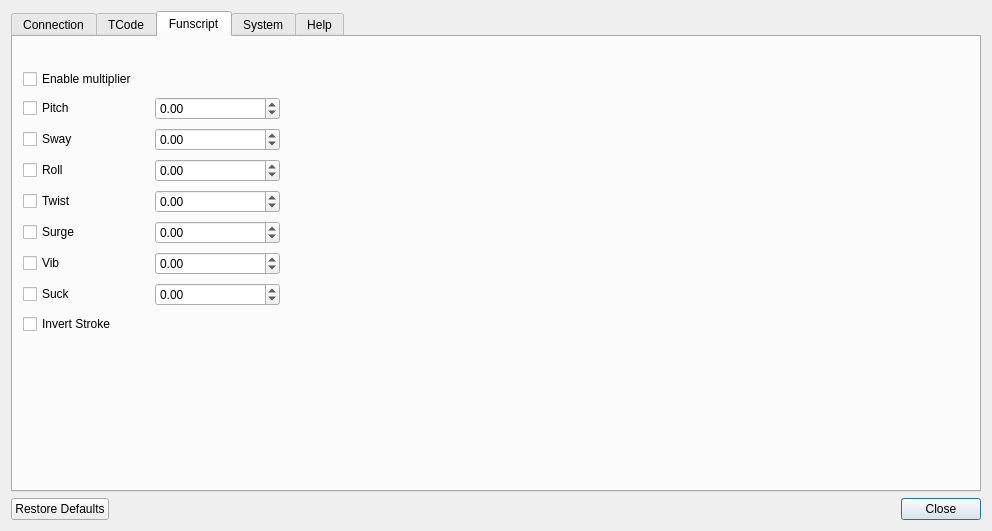
Above: src/settings.ui from jcfain/XTPlayer before the change. Below: the same form after it.
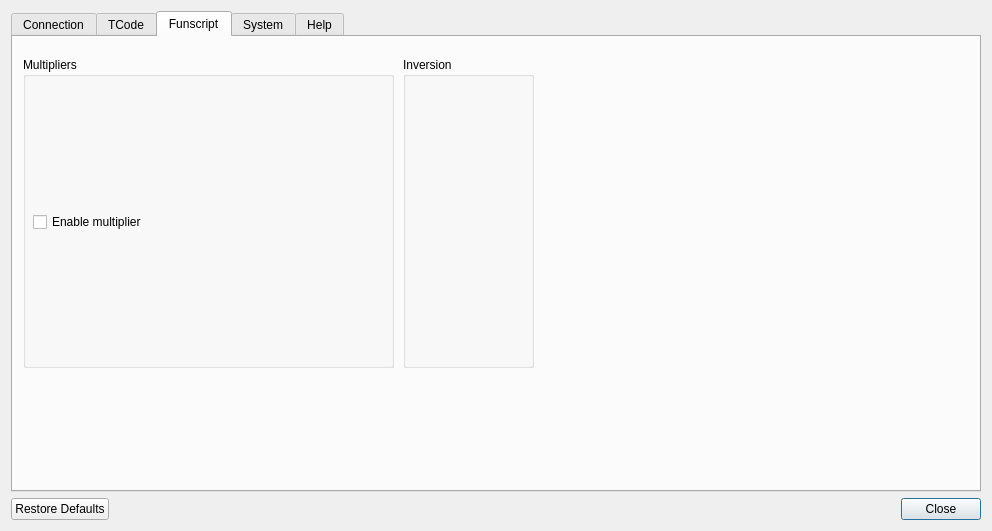
That is the form after the change. The open tabs and pages were chosen to show the change. Icons and pictures are not drawn.

Commit message: Made type/dimenension selection in channel table comboboxes. Added speed modifier to multipliers. Added inversion to other axis MFS scripts. (need to test tired)

```diff
--- a/src/settings.ui
+++ b/src/settings.ui
@@ -37,7 +37,7 @@
      </property>
     </widget>
    </item>
-   <item row="0" column="1">
+   <item row="1" column="1">
     <widget class="QTabWidget" name="settingsTabWidget">
      <property name="currentIndex">
       <number>0</number>
@@ -284,171 +284,64 @@
       <attribute name="title">
        <string>Funscript</string>
       </attribute>
-      <widget class="QWidget" name="gridLayoutWidget">
+      <widget class="QGroupBox" name="groupBox">
        <property name="geometry">
         <rect>
          <x>10</x>
-         <y>30</y>
-         <width>257</width>
-         <height>278</height>
+         <y>20</y>
+         <width>371</width>
+         <height>311</height>
         </rect>
        </property>
-       <layout class="QGridLayout" name="FunscriptSettingsGrid">
-        <item row="5" column="1">
-         <widget class="QCheckBox" name="twistMultiplierCheckBox">
-          <property name="text">
-           <string>Twist</string>
-          </property>
-         </widget>
-        </item>
-        <item row="2" column="2">
-         <widget class="QDoubleSpinBox" name="xRollMultiplierSpinBox">
-          <property name="minimum">
-           <double>-99.000000000000000</double>
-          </property>
-          <property name="maximum">
-           <double>99.000000000000000</double>
-          </property>
-          <property name="singleStep">
-           <double>0.100000000000000</double>
-          </property>
-         </widget>
-        </item>
-        <item row="2" column="1">
-         <widget class="QCheckBox" name="xRollMultiplierCheckBox">
-          <property name="text">
-           <string>Pitch</string>
-          </property>
-         </widget>
-        </item>
-        <item row="3" column="2">
-         <widget class="QDoubleSpinBox" name="yMultiplierSpinBox">
-          <property name="minimum">
-           <double>-99.000000000000000</double>
-          </property>
-          <property name="maximum">
-           <double>99.000000000000000</double>
-          </property>
-          <property name="singleStep">
-           <double>0.100000000000000</double>
-          </property>
-         </widget>
-        </item>
-        <item row="10" column="1">
-         <widget class="QCheckBox" name="invertFunscriptXCheckBox">
-          <property name="text">
-           <string>Invert Stroke</string>
-          </property>
-         </widget>
-        </item>
-        <item row="4" column="2">
-         <widget class="QDoubleSpinBox" name="yRollMultiplierSpinBox">
-          <property name="minimum">
-           <double>-99.000000000000000</double>
-          </property>
-          <property name="maximum">
-           <double>99.000000000000000</double>
-          </property>
-          <property name="singleStep">
-           <double>0.100000000000000</double>
-          </property>
-         </widget>
-        </item>
-        <item row="6" column="2">
-         <widget class="QDoubleSpinBox" name="zMuliplierSpinBox">
-          <property name="minimum">
-           <double>-99.000000000000000</double>
-          </property>
-          <property name="maximum">
-           <double>99.000000000000000</double>
-          </property>
-          <property name="singleStep">
-           <double>0.100000000000000</double>
-          </property>
-         </widget>
-        </item>
-        <item row="3" column="1">
-         <widget class="QCheckBox" name="yMultiplierCheckBox">
-          <property name="text">
-           <string>Sway</string>
-          </property>
-         </widget>
-        </item>
-        <item row="6" column="1">
-         <widget class="QCheckBox" name="zMultiplierCheckBox">
-          <property name="text">
-           <string>Surge</string>
-          </property>
-         </widget>
-        </item>
-        <item row="7" column="1">
-         <widget class="QCheckBox" name="vibMultiplierCheckBox">
-          <property name="text">
-           <string>Vib</string>
-          </property>
-         </widget>
-        </item>
-        <item row="4" column="1">
-         <widget class="QCheckBox" name="yRollMultiplierCheckBox">
-          <property name="text">
-           <string>Roll</string>
-          </property>
-         </widget>
-        </item>
-        <item row="7" column="2">
-         <widget class="QDoubleSpinBox" name="vibMultiplierSpinBox">
-          <property name="minimum">
-           <double>-99.000000000000000</double>
-          </property>
-          <property name="maximum">
-           <double>99.000000000000000</double>
-          </property>
-          <property name="singleStep">
-           <double>0.100000000000000</double>
-          </property>
-         </widget>
-        </item>
-        <item row="5" column="2">
-         <widget class="QDoubleSpinBox" name="twistMultiplierSpinBox">
-          <property name="minimum">
-           <double>-99.000000000000000</double>
-          </property>
-          <property name="maximum">
-           <double>99.000000000000000</double>
-          </property>
-          <property name="singleStep">
-           <double>0.100000000000000</double>
-          </property>
-         </widget>
-        </item>
-        <item row="1" column="1">
-         <widget class="QCheckBox" name="enableMultiplierCheckbox">
-          <property name="text">
-           <string>Enable multiplier </string>
-          </property>
-         </widget>
-        </item>
-        <item row="8" column="1">
-         <widget class="QCheckBox" name="suckMultiplierCheckBox">
-          <property name="text">
-           <string>Suck</string>
-          </property>
-         </widget>
-        </item>
-        <item row="8" column="2">
-         <widget class="QDoubleSpinBox" name="suckMultiplierSpinBox">
-          <property name="minimum">
-           <double>-99.000000000000000</double>
-          </property>
-          <property name="maximum">
-           <double>99.000000000000000</double>
-          </property>
-          <property name="singleStep">
-           <double>0.100000000000000</double>
-          </property>
-         </widget>
-        </item>
-       </layout>
+       <property name="title">
+        <string>Multipliers</string>
+       </property>
+       <widget class="QWidget" name="gridLayoutWidget">
+        <property name="geometry">
+         <rect>
+          <x>10</x>
+          <y>30</y>
+          <width>351</width>
+          <height>271</height>
+         </rect>
+        </property>
+        <layout class="QGridLayout" name="MultiplierSettingsGrid" rowstretch="0,0">
+         <property name="sizeConstraint">
+          <enum>QLayout::SetDefaultConstraint</enum>
+         </property>
+         <item row="0" column="0">
+          <widget class="QCheckBox" name="enableMultiplierCheckbox">
+           <property name="text">
+            <string>Enable multiplier </string>
+           </property>
+          </widget>
+         </item>
+        </layout>
+       </widget>
+      </widget>
+      <widget class="QGroupBox" name="groupBox_2">
+       <property name="geometry">
+        <rect>
+         <x>390</x>
+         <y>20</y>
+         <width>131</width>
+         <height>311</height>
+        </rect>
+       </property>
+       <property name="title">
+        <string>Inversion</string>
+       </property>
+       <widget class="QWidget" name="gridLayoutWidget_2">
+        <property name="geometry">
+         <rect>
+          <x>10</x>
+          <y>30</y>
+          <width>111</width>
+          <height>271</height>
+         </rect>
+        </property>
+        <layout class="QGridLayout" name="FunscriptSettingsGrid"/>
+       </widget>
       </widget>
      </widget>
      <widget class="QWidget" name="systemtab">
```
The commit also changes 15 other files.
